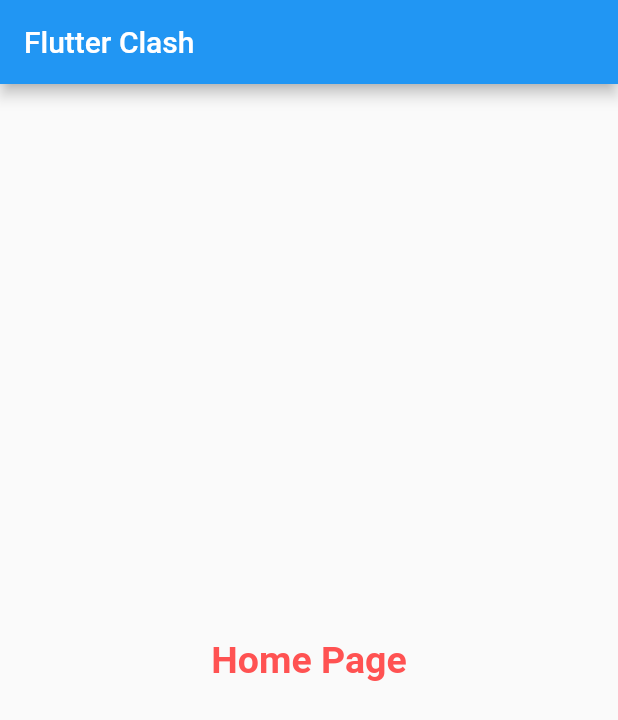
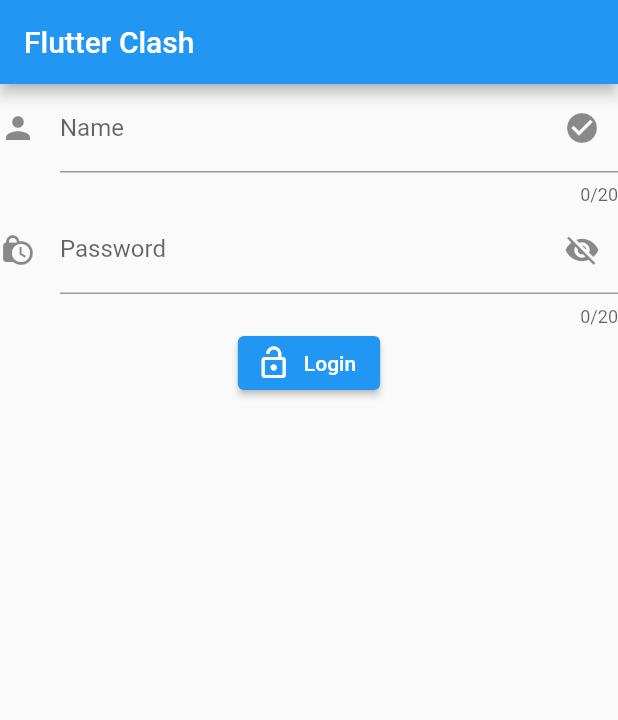
Before and after one commit to AnikRonjon/Flutter_Clash, a Flutter app: the screen it shows after launch, on a phone screen of 412 x 824 dp. Shown: the top 720 px of the screen. Run offline on Flutter 3.47's test engine with Material 2 defaults, Android fonts, the phone set to English and light mode, and no system bars.

Commit message:
Login Page created

```diff
--- a/lib/main.dart
+++ b/lib/main.dart
@@ -15,9 +15,8 @@ class MyApp extends StatelessWidget {
     return MaterialApp(
       debugShowCheckedModeBanner: false,
       title: "First App",
-      initialRoute: "/",
+      home: const HomeScreen(),
       routes: {
-        "/": (context) => const HomeScreen(),
         "/login": (context) => const LoginScreen(),
         "/registration": (context) => const RegistrationScreen(),
       },
--- a/lib/screen/home.dart
+++ b/lib/screen/home.dart
@@ -1,8 +1,14 @@
 import 'package:flutter/material.dart';
 
-class HomeScreen extends StatelessWidget {
+class HomeScreen extends StatefulWidget {
   const HomeScreen({Key? key}) : super(key: key);
 
+  @override
+  State<HomeScreen> createState() => _HomeScreenState();
+}
+
+class _HomeScreenState extends State<HomeScreen> {
+  bool obscureTextValue = true;
   @override
   Widget build(BuildContext context) {
     return Scaffold(
@@ -11,12 +17,48 @@ class HomeScreen extends StatelessWidget {
       ),
       body: Center(
         child: Container(
-          child: const Text("Home Page",style: TextStyle(
-            color: Colors.redAccent,
-            fontSize: 25,
-            fontWeight: FontWeight.bold,
+          child: Column(
+            children: [
+              TextFormField(
+                maxLength: 20,
+                decoration: const InputDecoration(
+                  icon: Icon(Icons.person),
+                  labelText: 'Name',
+                  hintText: "Enter Name",
+                  suffixIcon: Icon(
+                    Icons.check_circle,
+                  ),
+                ),
+              ),
 
-          ),),
+              // PassWord Field
+              TextFormField(
+                maxLength: 20,
+                obscureText: obscureTextValue,
+                decoration: InputDecoration(
+                  icon: const Icon(Icons.lock_clock),
+                  labelText: 'Password',
+                  hintText: 'Enter Password',
+                  suffixIcon: IconButton(
+                    onPressed: () {
+                      setState(() {
+                        obscureTextValue = !obscureTextValue;
+                      });
+                    },
+                    icon: Icon(obscureTextValue
+                        ? Icons.visibility_off
+                        : Icons.visibility),
+                  ),
+                ),
+              ),
+              ElevatedButton.icon(
+                  onPressed: () {
+                    Navigator.pushNamed(context, '/');
+                  },
+                  icon: const Icon(Icons.lock_open),
+                  label: const Text('Login'))
+            ],
+          ),
         ),
       ),
     );
--- a/pubspec.yaml
+++ b/pubspec.yaml
@@ -34,6 +34,7 @@ dependencies:
   # The following adds the Cupertino Icons font to your application.
   # Use with the CupertinoIcons class for iOS style icons.
   cupertino_icons: ^1.0.2
+  http: ^0.13.4
 
 dev_dependencies:
   flutter_test:
```
Also changed, not shown: pubspec.lock.
